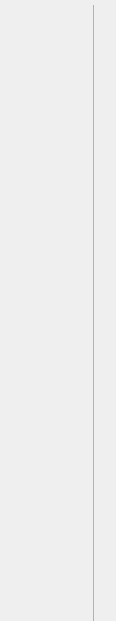
The window that client/screens/widgets/navigation/navigation.ui (kleroop/TechCourse_2022_12) describes before a commit, drawn with Qt 5.
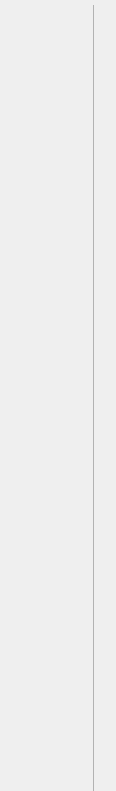
The same window after the commit. Icons and pictures are not drawn. Custom widgets are drawn as their Qt base class.

Diff of the .ui file:
```diff
--- a/client/screens/widgets/navigation/navigation.ui
+++ b/client/screens/widgets/navigation/navigation.ui
@@ -10,7 +10,7 @@
     <x>0</x>
     <y>0</y>
     <width>116</width>
-    <height>621</height>
+    <height>791</height>
    </rect>
   </property>
   <property name="sizePolicy">
@@ -510,7 +510,33 @@
          <verstretch>0</verstretch>
         </sizepolicy>
        </property>
+       <property name="font">
+        <font>
+         <stylestrategy>PreferDefault</stylestrategy>
+        </font>
+       </property>
+       <property name="contextMenuPolicy">
+        <enum>Qt::DefaultContextMenu</enum>
+       </property>
+       <property name="layoutDirection">
+        <enum>Qt::LeftToRight</enum>
+       </property>
+       <property name="styleSheet">
+        <string notr="true">align-items: left;</string>
+       </property>
        <layout class="QVBoxLayout" name="verticalLayout_2">
+        <property name="spacing">
+         <number>20</number>
+        </property>
+        <property name="leftMargin">
+         <number>2</number>
+        </property>
+        <property name="rightMargin">
+         <number>0</number>
+        </property>
+       </layout>
+      </widget>
+     </item>
         <item>
          <spacer name="verticalSpacer">
           <property name="orientation">
@@ -519,13 +545,10 @@
           <property name="sizeHint" stdset="0">
            <size>
             <width>20</width>
-            <height>40</height>
+         <height>0</height>
            </size>
           </property>
          </spacer>
-        </item>
-       </layout>
-      </widget>
      </item>
     </layout>
    </item>
```
Left out of the diff: 3 changed lines with no effect on the pictures. Lines whose indentation alone changed are shown as unchanged.
